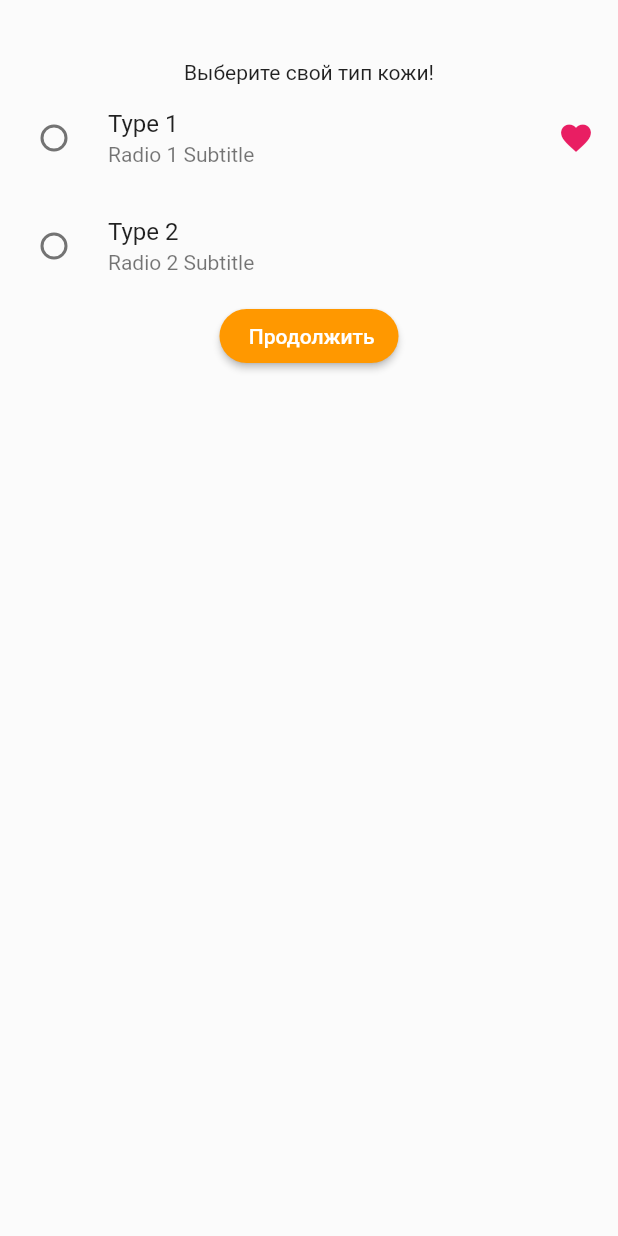
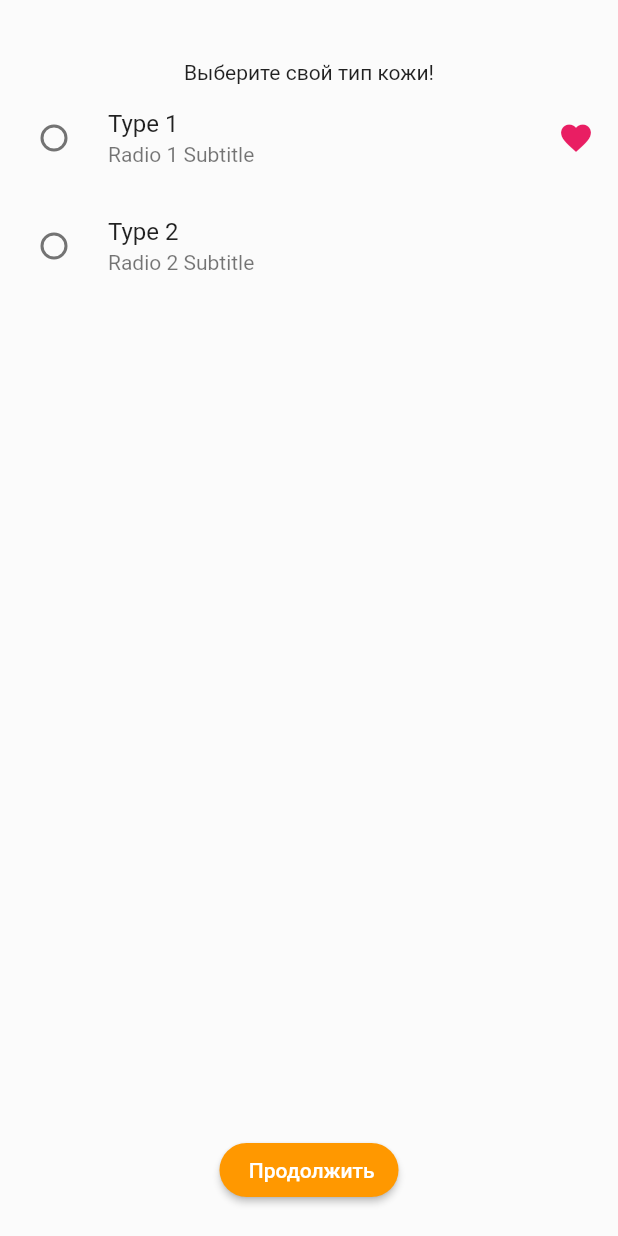
Before and after one commit to danielZakharov/UV-index, a Flutter app: the SkinScreen screen opened directly with empty values, on a phone screen of 412 x 824 dp. Run offline on Flutter 3.47's test engine with Material 2 defaults, Android fonts, the phone set to English and light mode, and no system bars; our stand-ins replace flutter_spinkit, location, shared_preferences; missing offline and left inert: geocoder; accounts and stored records are empty.

Commit message:
little one more2

```diff
--- a/lib/screen/home_page.dart
+++ b/lib/screen/home_page.dart
@@ -191,7 +191,13 @@ class _SkinScreen extends State<SkinScreen> {
           ),*/
               selected: false,
             ),
-            ElevatedButton(
+            Expanded(
+              flex: 2,
+              child: Align(
+                alignment: Alignment.bottomCenter,
+                child: Padding(
+                  padding: const EdgeInsets.only(bottom: 20),
+                  child: ElevatedButton(
                       onPressed: () {
                         if (selectedRadioTile == 0) {
                           simpleDialog(context);
@@ -211,6 +217,9 @@ class _SkinScreen extends State<SkinScreen> {
                         shadowColor: Colors.black,
                       ),
                       child: Text(' Продолжить')),
+                ),
+              ),
+            )
           ]),
     ));
   }
```
Also changed, not shown: lib/component/result.dart (+51 -5 lines), 1 other file. Lines whose indentation alone changed are shown as unchanged.
